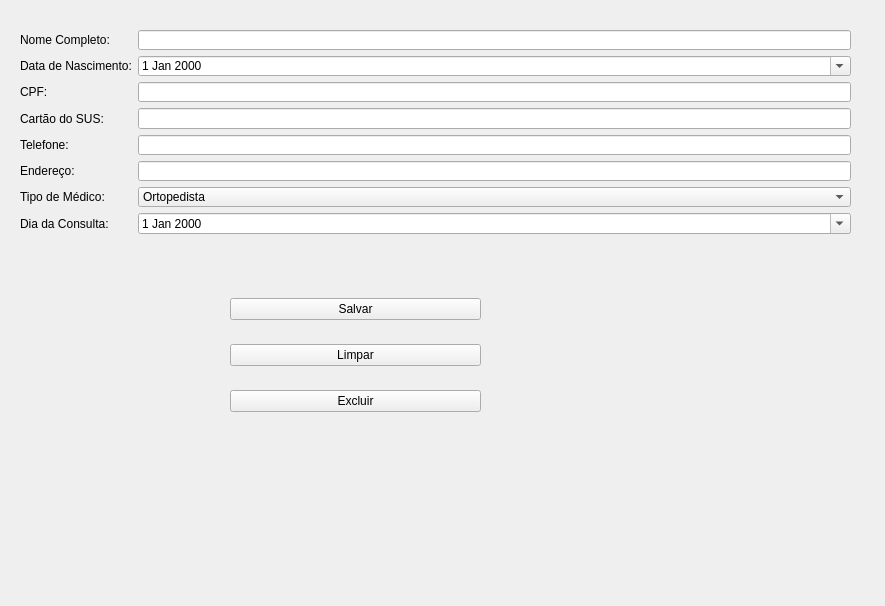
Above: ui/cadastro.ui from willasantos/Projeto-SDMC before the change. Below: the same form after it.
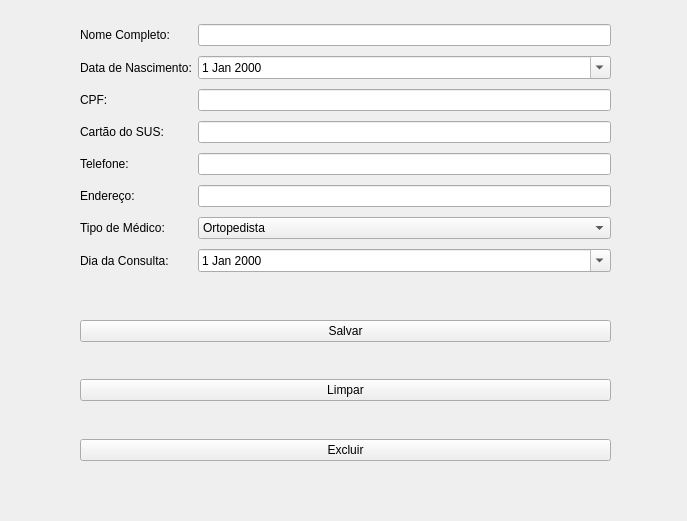
That is the form after the change.

Patch:
```diff
--- a/ui/cadastro.ui
+++ b/ui/cadastro.ui
@@ -6,8 +6,8 @@
    <rect>
     <x>0</x>
     <y>0</y>
-    <width>885</width>
-    <height>606</height>
+    <width>687</width>
+    <height>521</height>
    </rect>
   </property>
   <property name="windowTitle">
@@ -16,10 +16,10 @@
   <widget class="QWidget" name="verticalLayoutWidget">
    <property name="geometry">
     <rect>
-     <x>230</x>
-     <y>280</y>
-     <width>251</width>
-     <height>151</height>
+     <x>80</x>
+     <y>320</y>
+     <width>531</width>
+     <height>141</height>
     </rect>
    </property>
    <layout class="QVBoxLayout" name="verticalLayout">
@@ -30,6 +30,19 @@
       </property>
      </widget>
     </item>
+    <item>
+     <spacer name="verticalSpacer">
+      <property name="orientation">
+       <enum>Qt::Vertical</enum>
+      </property>
+      <property name="sizeHint" stdset="0">
+       <size>
+        <width>20</width>
+        <height>40</height>
+       </size>
+      </property>
+     </spacer>
+    </item>
     <item>
      <widget class="QPushButton" name="bt_limpar">
       <property name="text">
@@ -37,6 +50,19 @@
       </property>
      </widget>
     </item>
+    <item>
+     <spacer name="verticalSpacer_2">
+      <property name="orientation">
+       <enum>Qt::Vertical</enum>
+      </property>
+      <property name="sizeHint" stdset="0">
+       <size>
+        <width>20</width>
+        <height>40</height>
+       </size>
+      </property>
+     </spacer>
+    </item>
     <item>
      <widget class="QPushButton" name="bt_excluir">
       <property name="text">
@@ -49,13 +75,13 @@
   <widget class="QWidget" name="formLayoutWidget_2">
    <property name="geometry">
     <rect>
-     <x>20</x>
-     <y>30</y>
-     <width>831</width>
-     <height>204</height>
+     <x>80</x>
+     <y>20</y>
+     <width>531</width>
+     <height>261</height>
     </rect>
    </property>
-   <layout class="QFormLayout" name="formLayout_2">
+   <layout class="QGridLayout" name="gridLayout">
     <item row="0" column="0">
      <widget class="QLabel" name="label_6">
       <property name="text">
@@ -66,6 +92,20 @@
     <item row="0" column="1">
      <widget class="QLineEdit" name="nome_com"/>
     </item>
+    <item row="1" column="0">
+     <widget class="QLabel" name="label_12">
+      <property name="text">
+       <string>Data de Nascimento:</string>
+      </property>
+     </widget>
+    </item>
+    <item row="1" column="1">
+     <widget class="QDateEdit" name="dateEdit">
+      <property name="calendarPopup">
+       <bool>true</bool>
+      </property>
+     </widget>
+    </item>
     <item row="2" column="0">
      <widget class="QLabel" name="label_7">
       <property name="text">
@@ -113,34 +153,6 @@
       </property>
      </widget>
     </item>
-    <item row="1" column="0">
-     <widget class="QLabel" name="label_12">
-      <property name="text">
-       <string>Data de Nascimento:</string>
-      </property>
-     </widget>
-    </item>
-    <item row="1" column="1">
-     <widget class="QDateEdit" name="dateEdit">
-      <property name="calendarPopup">
-       <bool>true</bool>
-      </property>
-     </widget>
-    </item>
-    <item row="7" column="0">
-     <widget class="QLabel" name="label_13">
-      <property name="text">
-       <string>Dia da Consulta:</string>
-      </property>
-     </widget>
-    </item>
-    <item row="7" column="1">
-     <widget class="QDateEdit" name="dateEdit_2">
-      <property name="calendarPopup">
-       <bool>true</bool>
-      </property>
-     </widget>
-    </item>
     <item row="6" column="1">
      <widget class="QComboBox" name="combo_medico">
       <property name="editable">
@@ -174,6 +186,35 @@
         <string>Clinico Geral</string>
        </property>
       </item>
+      <item>
+       <property name="text">
+        <string>Oftamologista</string>
+       </property>
+      </item>
+      <item>
+       <property name="text">
+        <string>Dentista</string>
+       </property>
+      </item>
+      <item>
+       <property name="text">
+        <string>Cirurgiao</string>
+       </property>
+      </item>
+     </widget>
+    </item>
+    <item row="7" column="0">
+     <widget class="QLabel" name="label_13">
+      <property name="text">
+       <string>Dia da Consulta:</string>
+      </property>
+     </widget>
+    </item>
+    <item row="7" column="1">
+     <widget class="QDateEdit" name="dateEdit_2">
+      <property name="calendarPopup">
+       <bool>true</bool>
+      </property>
      </widget>
     </item>
    </layout>
```
